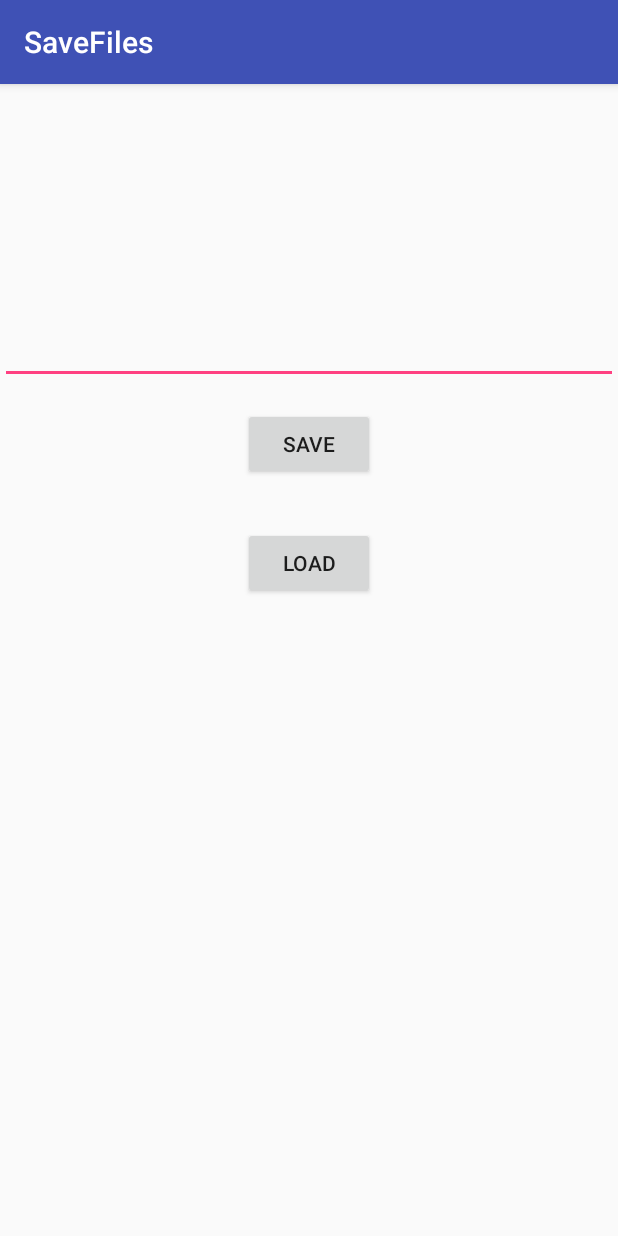
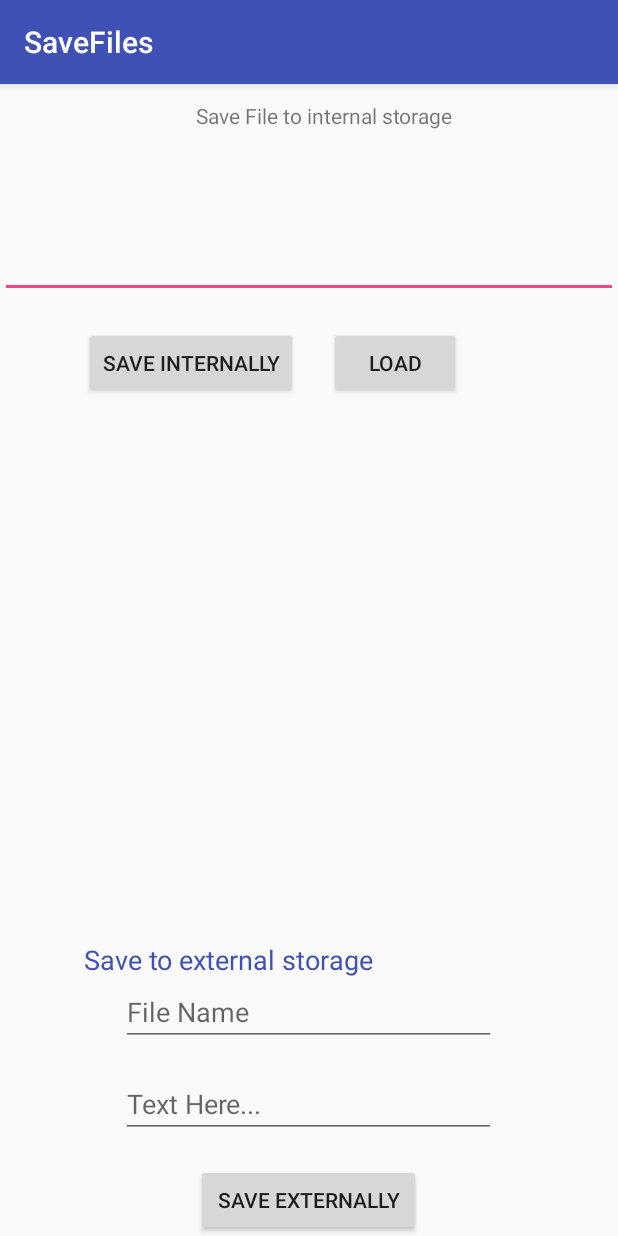
Before and after one commit to Mamithi/AndroidSaveFiles, an Android app: the screen it shows after launch (MainActivity), on a phone screen of 412 x 824 dp. Run offline under Robolectric (Android 15) with nearby library versions, the phone set to English and light mode, and no system bars.

Commit message:
Saving data to an external storage

```diff
--- a/app/src/main/AndroidManifest.xml
+++ b/app/src/main/AndroidManifest.xml
@@ -1,7 +1,8 @@
 <?xml version="1.0" encoding="utf-8"?>
 <manifest xmlns:android="http://schemas.android.com/apk/res/android"
     package="com.mamithi.savefiles">
-
+    <uses-permission android:name="android.permission.WRITE_EXTERNAL_STORAGE"/>
+    <uses-permission android:name="android.permission.READ_EXTERNAL_STORAGE"/>
     <application
         android:allowBackup="true"
         android:icon="@mipmap/ic_launcher"
@@ -14,7 +15,7 @@
                 <action android:name="android.intent.action.MAIN" />
 
                 <category android:name="android.intent.category.LAUNCHER" />
-            </intent-filter>
+             </intent-filter>
         </activity>
     </application>
 
--- a/app/src/main/res/layout/activity_main.xml
+++ b/app/src/main/res/layout/activity_main.xml
@@ -6,29 +6,95 @@
     android:layout_height="match_parent"
     tools:context="com.mamithi.savefiles.MainActivity">
 
+    <TextView
+        android:id="@+id/textView3"
+        android:layout_width="wrap_content"
+        android:layout_height="wrap_content"
+        android:layout_alignLeft="@+id/button"
+        android:layout_alignParentTop="true"
+        android:layout_alignStart="@+id/button"
+        android:layout_marginTop="11dp"
+        android:text="Save File to internal storage" />
+
     <EditText
         android:id="@+id/edit_text"
         android:layout_width="match_parent"
-        android:layout_height="200dp" />
+        android:layout_height="100dp"
+        android:layout_alignParentLeft="true"
+        android:layout_alignParentStart="true"
+        android:layout_below="@+id/textView3"
+        android:layout_marginTop="12dp" />
+
     <Button
         android:id="@+id/btnSave"
         android:layout_width="wrap_content"
         android:layout_height="wrap_content"
+        android:layout_alignLeft="@+id/textView2"
+        android:layout_alignStart="@+id/textView2"
         android:layout_below="@+id/edit_text"
-        android:layout_centerHorizontal="true"
-        android:layout_marginTop="16dp"
-        android:text="Save"
-        android:onClick="save"/>
+        android:layout_marginTop="19dp"
+        android:onClick="save"
+        android:text="Save Internally" />
 
     <Button
         android:id="@+id/btnLoad"
         android:layout_width="wrap_content"
         android:layout_height="wrap_content"
-        android:layout_alignLeft="@+id/btnSave"
-        android:layout_alignStart="@+id/btnSave"
-        android:layout_below="@+id/btnSave"
-        android:layout_marginTop="31dp"
-        android:text="Load"
-        android:onClick="load"/>
+        android:layout_alignBaseline="@+id/btnSave"
+        android:layout_alignBottom="@+id/btnSave"
+        android:layout_alignEnd="@+id/text"
+        android:layout_alignRight="@+id/text"
+        android:layout_marginEnd="23dp"
+        android:layout_marginRight="23dp"
+        android:onClick="load"
+        android:text="Load" />
+
+    <TextView
+        android:id="@+id/textView2"
+        android:layout_width="300dp"
+        android:layout_height="wrap_content"
+        android:layout_above="@+id/fileName"
+        android:layout_centerHorizontal="true"
+        android:text="Save to external storage"
+        android:textColor="@color/colorPrimary"
+        android:textSize="18sp" />
+
+    <EditText
+        android:id="@+id/fileName"
+        android:layout_width="250dp"
+        android:layout_height="wrap_content"
+        android:layout_alignBottom="@+id/text"
+        android:layout_centerHorizontal="true"
+        android:layout_marginBottom="61dp"
+        android:ems="10"
+        android:hint="@string/fileName"
+        android:inputType="textPersonName"
+        tools:text="@string/fileName" />
+
+    <EditText
+        android:id="@+id/text"
+        android:layout_width="250dp"
+        android:layout_height="wrap_content"
+        android:layout_above="@+id/button"
+        android:layout_alignLeft="@+id/fileName"
+        android:layout_alignStart="@+id/fileName"
+        android:layout_marginBottom="17dp"
+        android:ems="10"
+        android:hint="@string/text"
+        android:inputType="textPersonName"
+        tools:text="@string/text" />
+
+    <Button
+        android:id="@+id/button"
+        android:layout_width="150dp"
+        android:layout_height="wrap_content"
+        android:layout_alignParentBottom="true"
+        android:layout_centerHorizontal="true"
+        android:text="@string/btnSaveExternal"
+        tools:text="@string/btnSaveExternal"
+        android:onClick="writeFile"/>
+
+
+
 
 </RelativeLayout>
--- a/app/src/main/res/values/colors.xml
+++ b/app/src/main/res/values/colors.xml
@@ -1,6 +1,6 @@
 <?xml version="1.0" encoding="utf-8"?>
 <resources>
-    <color name="colorPrimary">#3F51B5</color>
+    <color name="colorPrimary">#3f51b5</color>
     <color name="colorPrimaryDark">#303F9F</color>
     <color name="colorAccent">#FF4081</color>
 </resources>
--- a/app/src/main/res/values/strings.xml
+++ b/app/src/main/res/values/strings.xml
@@ -1,3 +1,6 @@
 <resources>
     <string name="app_name">SaveFiles</string>
+    <string name="fileName">File Name</string>
+    <string name="text">Text Here...</string>
+    <string name="btnSaveExternal">Save Externally</string>
 </resources>
```
Also changed, not shown: app/src/main/java/com/mamithi/savefiles/MainActivity.java (+73 -0 lines).
